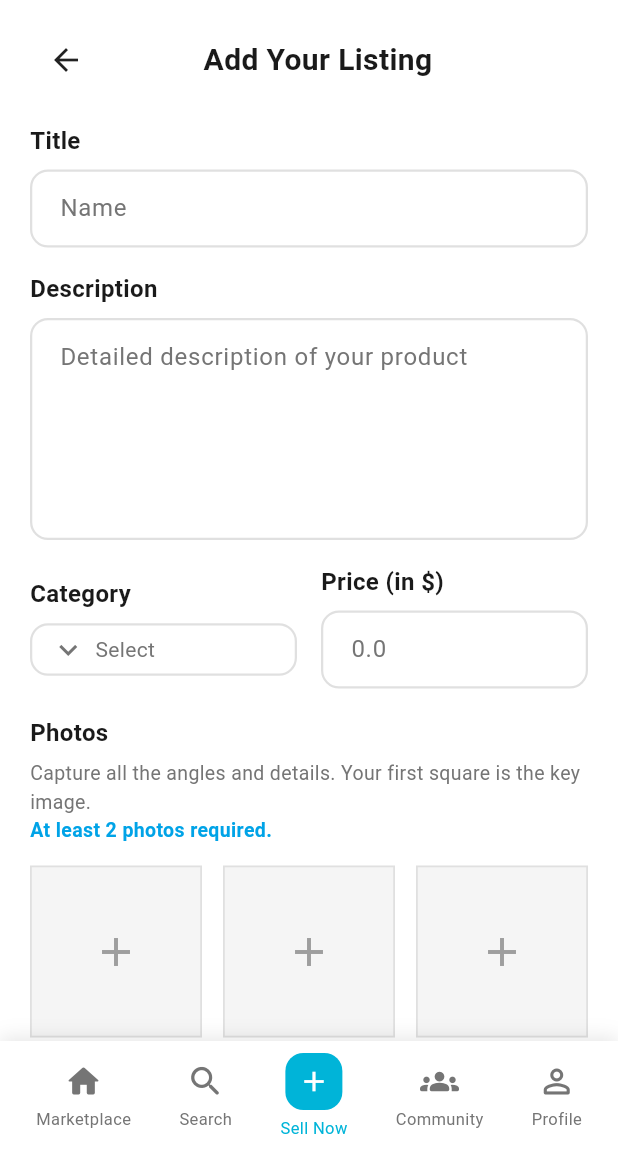
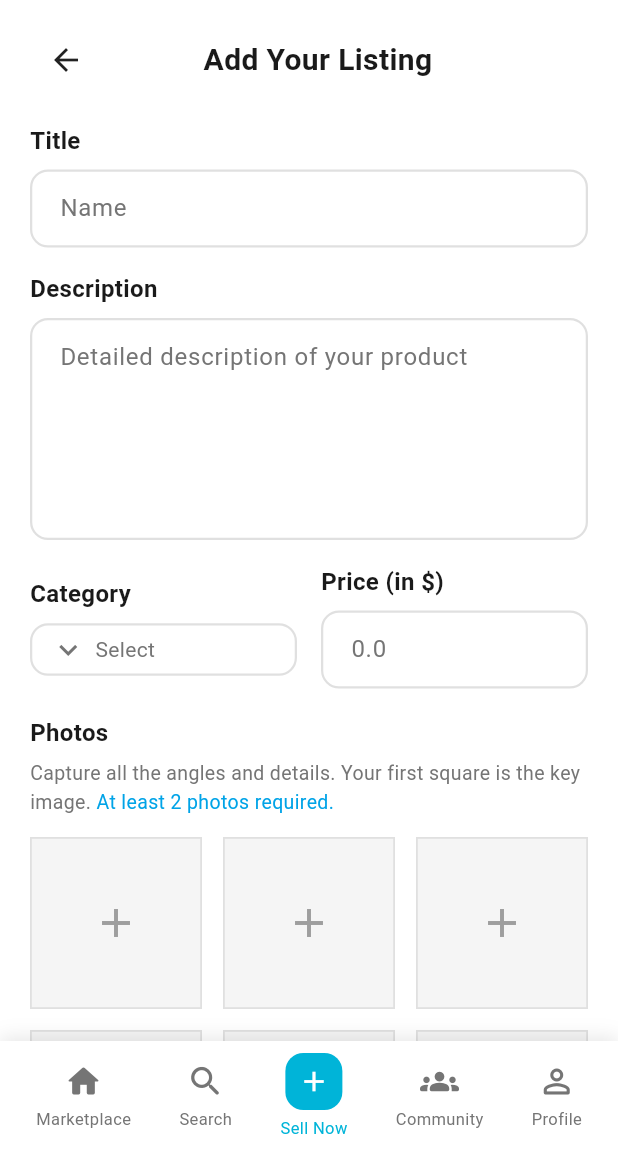
Before and after one commit to Hong-Layeang/NisitTrade-User, a Flutter app: the MainShell screen opened by its route, item 3 of the bottom bar chosen, on a phone screen of 412 x 824 dp, the part 84-1236 px from its top. Run offline on Flutter 3.47's test engine with Material 3 defaults, Android fonts, the light colour scheme and no system bars; network calls fail.

Commit message:
fixing some bugs

```diff
--- a/frontend/lib/ui/screens/sell/sell_page.dart
+++ b/frontend/lib/ui/screens/sell/sell_page.dart
@@ -1,4 +1,5 @@
 import 'package:flutter/material.dart';
+import '../../../utils/constants/colors.dart';
 import '../../widgets/sell/sell_form_widgets.dart';
 
 class SellPage extends StatelessWidget {
@@ -58,11 +59,25 @@ class SellPage extends StatelessWidget {
             const SizedBox(height: 18),
             const SectionLabel(text: 'Photos'),
             const SizedBox(height: 6),
-            const HelpText(
-              text:
-                  'Capture all the angles and details. Your first square is the key image. ',
+            Text.rich(
+              TextSpan(
+                text:
+                    'Capture all the angles and details. Your first square is the key image. ',
+                style: const TextStyle(
+                  fontSize: 13,
+                  color: AppColors.textSecondary,
+                ),
+                children: const [
+                  TextSpan(
+                    text: 'At least 2 photos required.',
+                    style: TextStyle(
+                      fontSize: 13,
+                      color: AppColors.primary,
+                    ),
+                  ),
+                ],
+              ),
             ),
-            const InlineLink(text: 'At least 2 photos required.'),
             const SizedBox(height: 14),
             const PhotoGrid(count: 6),
             const SizedBox(height: 22),
--- a/frontend/lib/ui/widgets/sell/sell_form_widgets.dart
+++ b/frontend/lib/ui/widgets/sell/sell_form_widgets.dart
@@ -45,41 +45,6 @@ class SectionLabel extends StatelessWidget {
         fontSize: 16,
         fontWeight: FontWeight.w700,
         color: AppColors.textPrimary,
-      ),
-    );
-  }
-}
-
-class HelpText extends StatelessWidget {
-  final String text;
-
-  const HelpText({super.key, required this.text});
-
-  @override
-  Widget build(BuildContext context) {
-    return Text(
-      text,
-      style: const TextStyle(
-        fontSize: 13,
-        color: AppColors.textSecondary,
-      ),
-    );
-  }
-}
-
-class InlineLink extends StatelessWidget {
-  final String text;
-
-  const InlineLink({super.key, required this.text});
-
-  @override
-  Widget build(BuildContext context) {
-    return Text(
-      text,
-      style: const TextStyle(
-        fontSize: 13,
-        color: AppColors.primary,
-        fontWeight: FontWeight.w600,
       ),
     );
   }
```
